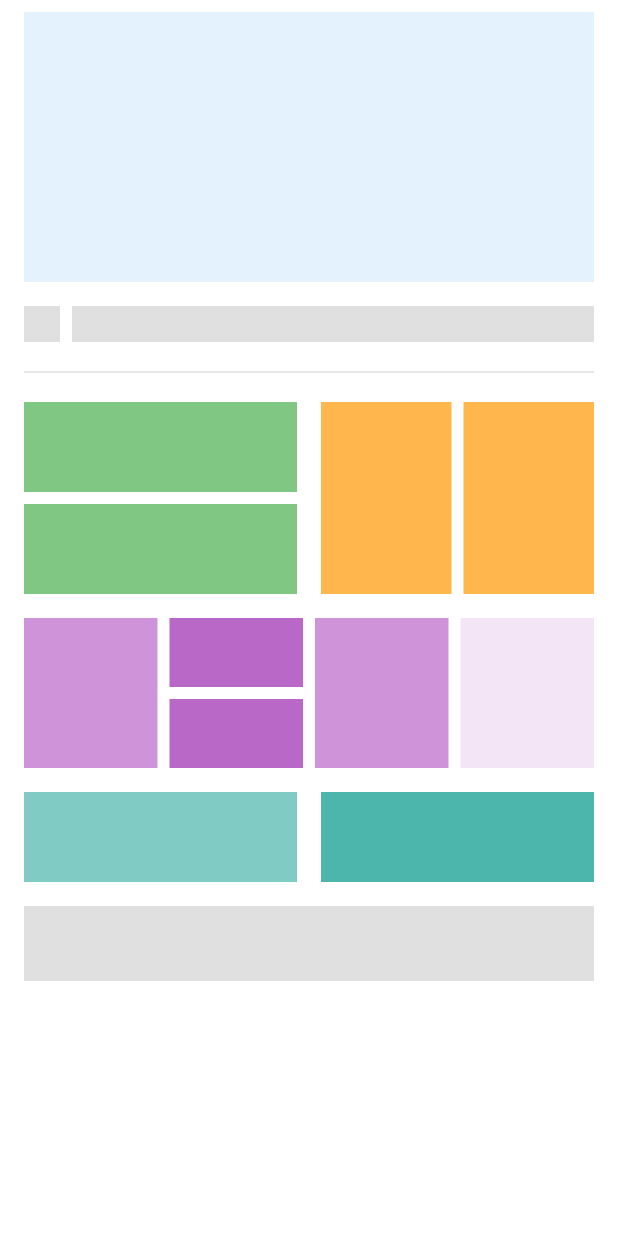
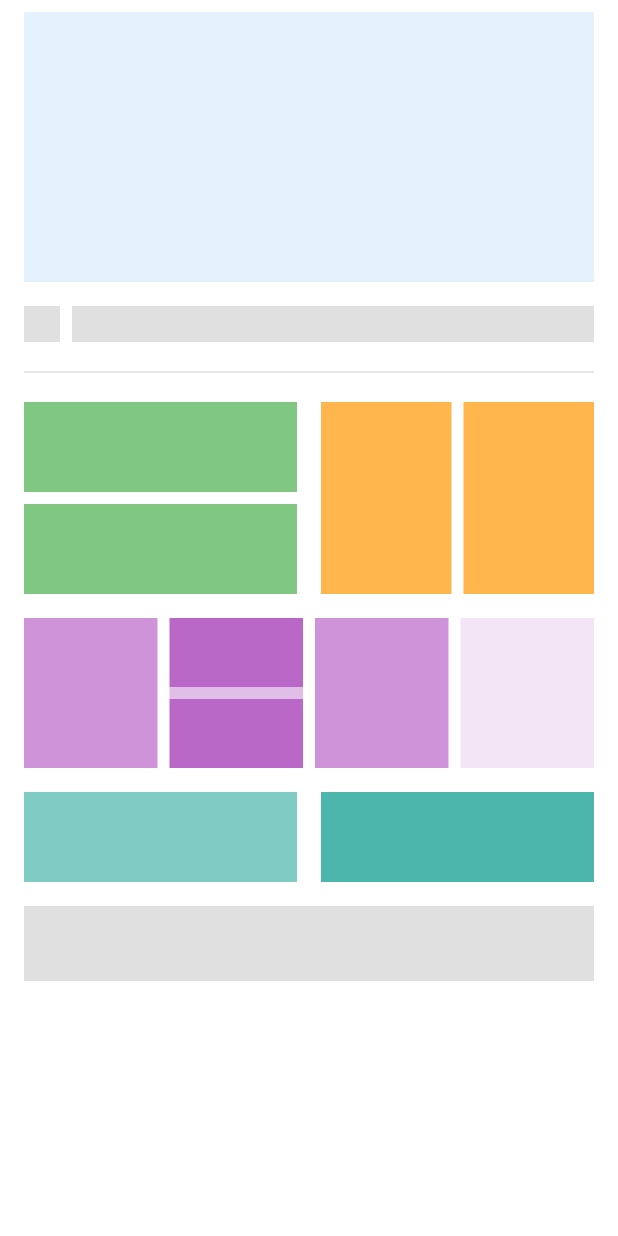
Before and after one commit to salehalgabri/Home_Work, a Flutter app: the screen it shows after launch, on a phone screen of 412 x 824 dp. Run offline on Flutter 3.47's test engine with Material 3 defaults, Android fonts, the phone set to English and light mode, and no system bars.

Commit message:
Fix some Bugs

```diff
--- a/session_10_home_work/home_work_10/lib/main.dart
+++ b/session_10_home_work/home_work_10/lib/main.dart
@@ -81,7 +81,7 @@ class WireframeApp extends StatelessWidget {
                         child: Column(
                           children: [
                             Container(height: 46, color: Colors.purple.shade300),
-                            const SizedBox(height: 8),
+                            Container(height: 8, color: Colors.purple.shade100),
                             Container(height: 46, color: Colors.purple.shade300),
                           ],
                         ),
```
